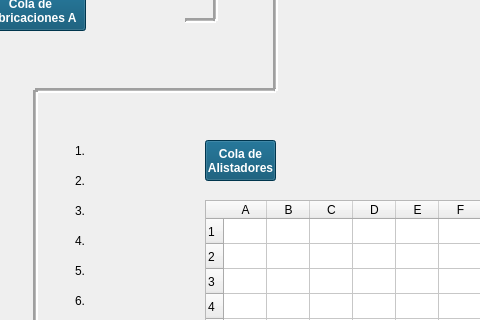
The window that untitled/mainwindow.ui (javialroro/Proyecto1_ED) describes before a commit, drawn with Qt 5; both pictures show x 455 to 935 and y 140 to 460 of the 1522 by 769 pixel window.
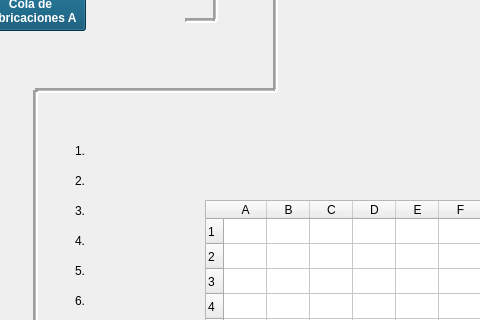
The same window after the commit. Icons and pictures are not drawn.

```diff
--- a/untitled/mainwindow.ui
+++ b/untitled/mainwindow.ui
@@ -2423,43 +2423,6 @@
      <string>Fabricacion</string>
     </property>
    </widget>
-   <widget class="QPushButton" name="btnColaDeAlistadores">
-    <property name="geometry">
-     <rect>
-      <x>660</x>
-      <y>280</y>
-      <width>71</width>
-      <height>41</height>
-     </rect>
-    </property>
-    <property name="font">
-     <font>
-      <family>Segoe UI</family>
-      <pointsize>9</pointsize>
-      <italic>false</italic>
-      <bold>true</bold>
-      <kerning>true</kerning>
-     </font>
-    </property>
-    <property name="cursor">
-     <cursorShape>PointingHandCursor</cursorShape>
-    </property>
-    <property name="toolTip">
-     <string>&lt;html&gt;&lt;head/&gt;&lt;body&gt;&lt;p align=&quot;center&quot;&gt;Pedidos&lt;/p&gt;&lt;/body&gt;&lt;/html&gt;</string>
-    </property>
-    <property name="whatsThis">
-     <string>&lt;html&gt;&lt;head/&gt;&lt;body&gt;&lt;p align=&quot;center&quot;&gt;Pedidos&lt;/p&gt;&lt;/body&gt;&lt;/html&gt;</string>
-    </property>
-    <property name="styleSheet">
-     <string notr="true">background-color: rgb(0, 74, 108);
-font: 700 9pt &quot;Segoe UI&quot;;
-color: white</string>
-    </property>
-    <property name="text">
-     <string>Cola de 
-Alistadores</string>
-    </property>
-   </widget>
    <zorder>lineV08</zorder>
    <zorder>lineV07</zorder>
    <zorder>lblcliente1</zorder>
```
Left out of the diff: 1 changed line with no effect on the pictures.
